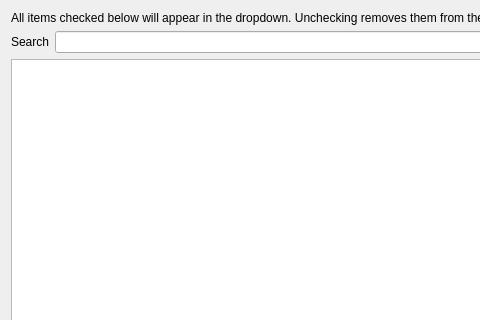
Qt form ui/jrodos_filter_dialog_base.ui (rduivenvoorde/jrodos) before a commit; both pictures show x 0 to 480 and y 0 to 320 of the 1038 by 459 pixel window.
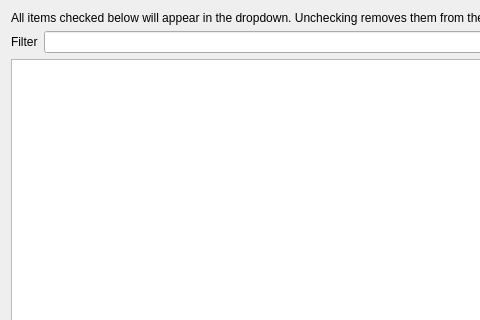
The same form after that commit.

Commit message: Change Search-label to Filter

Diff of the .ui file:
```diff
--- a/ui/jrodos_filter_dialog_base.ui
+++ b/ui/jrodos_filter_dialog_base.ui
@@ -30,7 +30,7 @@
    <item row="2" column="0">
     <widget class="QLabel" name="label_3">
      <property name="text">
-      <string>Search</string>
+      <string>Filter</string>
      </property>
     </widget>
    </item>
```
The commit also changes 1 other file.
